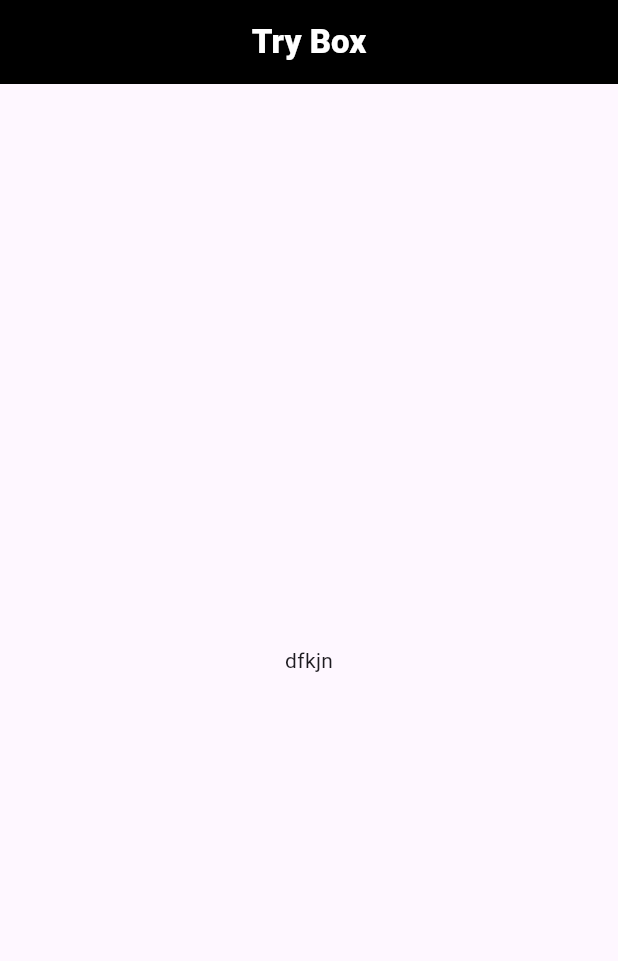
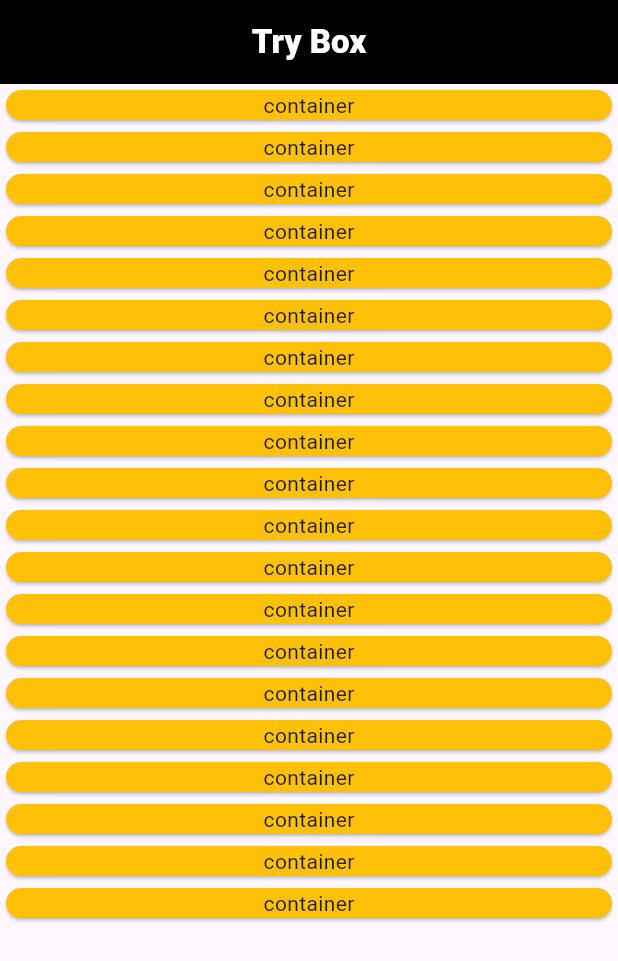
Before and after one commit to Aalokkumar0/trybox, a Flutter app: the screen it shows after launch, on a phone screen of 412 x 824 dp. Shown: the top 961 px of the screen. Run offline on Flutter 3.47's test engine with Material 3 defaults, Android fonts, the phone set to English and light mode, and no system bars.

Commit message:
Refactor TryAppDataScreen to use Listscreen widget for displaying items

```diff
--- a/trybox/lib/tryapp_screen/try_app_data_Screen.dart
+++ b/trybox/lib/tryapp_screen/try_app_data_Screen.dart
@@ -1,4 +1,5 @@
 import 'package:flutter/material.dart';
+import 'package:trybox/widget/listscreen.dart';
 
 class TryAppDataScreen extends StatefulWidget {
   const TryAppDataScreen({super.key});
@@ -20,14 +21,12 @@ class _TryAppDataScreenState extends State<TryAppDataScreen> {
           ),
         ),
       ),
-      body: Center(
-        child: Column(
-          mainAxisAlignment: MainAxisAlignment.center,
-          children: [
-            Text("dfkjn")
-          ],
-        ),
-      ),
+      body:ListView.builder(
+        itemCount: 20,
+        itemBuilder:(context, index){
+          return Listscreen()
+;        }),
+
     );
   }
 }
--- /dev/null
+++ b/trybox/lib/widget/listscreen.dart
@@ -0,0 +1,15 @@
+
+import 'package:flutter/material.dart';
+
+class Listscreen extends StatelessWidget{
+  const Listscreen({super.key});
+
+  @override
+  Widget build(BuildContext context) {
+    return Card(
+      color: Colors.amber,
+      child: Center(child: Text("container")),
+    );
+
+  }
+}
```
